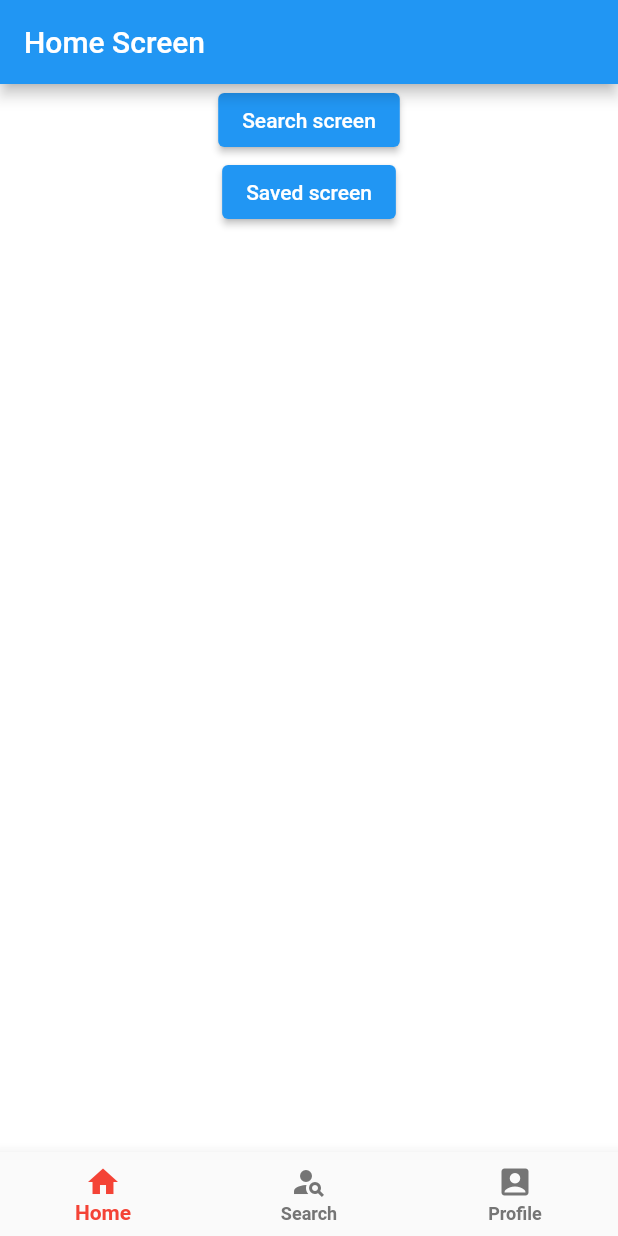
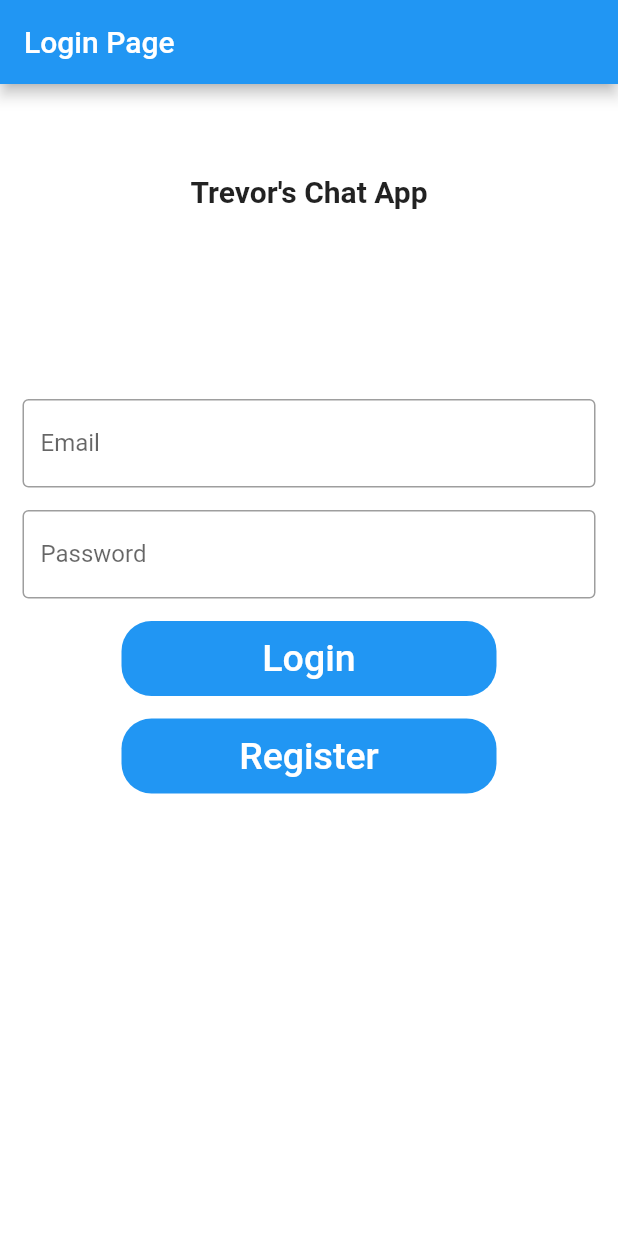
Before and after one commit to ttoth1/movie-recommendation-app, a Flutter app: the screen it shows after launch, on a phone screen of 412 x 824 dp. Run offline on Flutter 3.47's test engine with Material 2 defaults, Android fonts, the phone set to English and light mode, and no system bars; our stand-ins replace cloud_firestore, firebase_auth, firebase_core; accounts and stored records are empty.

Commit message:
Navbar works across screens. Login and logout functionality added

```diff
--- a/lib/main.dart
+++ b/lib/main.dart
@@ -1,9 +1,17 @@
+import 'package:firebase_core/firebase_core.dart';
 import 'package:flutter/material.dart';
 import 'package:movie_recommendation_app/screens/home_page.dart';
+import 'package:movie_recommendation_app/screens/login_page.dart';
+import 'package:movie_recommendation_app/screens/register_page.dart';
 import 'package:movie_recommendation_app/screens/saved_page.dart';
 import 'package:movie_recommendation_app/screens/search_page.dart';
+import 'package:movie_recommendation_app/services/auth_service.dart';
+import 'package:movie_recommendation_app/wrapper.dart';
+import 'package:provider/provider.dart';
 
-void main() {
+void main() async {
+  WidgetsFlutterBinding.ensureInitialized();
+  await Firebase.initializeApp();
   runApp(const MyApp());
 }
 
@@ -13,7 +21,13 @@ class MyApp extends StatelessWidget {
   // This widget is the root of your application.
   @override
   Widget build(BuildContext context) {
-    return MaterialApp(
+    return MultiProvider(
+      providers: [
+        Provider<AuthService>(
+          create: (_) => AuthService(),
+        ),
+      ],
+      child: MaterialApp(
         title: 'Movie Recommendation App',
         theme: ThemeData(
           primarySwatch: Colors.blue,
@@ -21,10 +35,11 @@ class MyApp extends StatelessWidget {
         debugShowCheckedModeBanner: false,
         initialRoute: '/',
         routes: {
-        '/': (context) => const HomePage(),
-        '/search': (context) => const SearchPage(),
-        '/saved': (context) => const SavedPage(),
+          '/': (context) => Wrapper(),
+          '/login': (context) => LoginPage(),
+          '/register': (context) => RegisterPage(),
         },
+      ),
     );
   }
 }
--- /dev/null
+++ b/lib/models/user_model.dart
@@ -0,0 +1,6 @@
+class User {
+  final String uid;
+  final String? email;
+
+  User(this.uid, this.email);
+}
--- /dev/null
+++ b/lib/screens/login_page.dart
@@ -0,0 +1,113 @@
+import 'package:flutter/material.dart';
+import 'package:movie_recommendation_app/screens/register_page.dart';
+import 'package:movie_recommendation_app/services/auth_service.dart';
+import 'package:provider/provider.dart';
+
+class LoginPage extends StatefulWidget {
+  @override
+  _LoginPageState createState() => _LoginPageState();
+}
+
+class _LoginPageState extends State<LoginPage> {
+  @override
+  Widget build(BuildContext context) {
+    final TextEditingController emailController = TextEditingController();
+    final TextEditingController passwordController = TextEditingController();
+
+    final authService = Provider.of<AuthService>(context);
+
+    return Scaffold(
+      backgroundColor: Colors.white,
+      appBar: AppBar(
+        title: Text("Login Page"),
+      ),
+      body: SingleChildScrollView(
+        child: Column(
+          children: <Widget>[
+            Padding(
+              padding: const EdgeInsets.only(top: 60.0),
+              child: Center(
+                child: Container(
+                    width: 200,
+                    height: 150,
+                    /*decoration: BoxDecoration(
+                        color: Colors.red,
+                        borderRadius: BorderRadius.circular(50.0)),*/
+                    child: Text(
+                      'Trevor\'s Chat App',
+                      textAlign: TextAlign.center,
+                      overflow: TextOverflow.ellipsis,
+                      style: const TextStyle(
+                          fontWeight: FontWeight.bold, fontSize: 20),
+                    )),
+              ),
+            ),
+            Padding(
+              //padding: const EdgeInsets.only(left:15.0,right: 15.0,top:0,bottom: 0),
+              padding: EdgeInsets.symmetric(horizontal: 15),
+              child: TextField(
+                controller: emailController,
+                decoration: InputDecoration(
+                    border: OutlineInputBorder(),
+                    labelText: 'Email',
+                    hintText: 'Enter valid email id as abc@gmail.com'),
+              ),
+            ),
+            Padding(
+              padding: const EdgeInsets.only(
+                  left: 15.0, right: 15.0, top: 15, bottom: 15),
+              //padding: EdgeInsets.symmetric(horizontal: 15),
+              child: TextField(
+                obscureText: true,
+                controller: passwordController,
+                decoration: InputDecoration(
+                    border: OutlineInputBorder(),
+                    labelText: 'Password',
+                    hintText: 'Enter secure password'),
+              ),
+            ),
+            Container(
+              height: 50,
+              width: 250,
+              decoration: BoxDecoration(
+                  color: Colors.blue, borderRadius: BorderRadius.circular(20)),
+              child: FlatButton(
+                onPressed: () {
+                  //TODO check authentication here before user login
+                  authService.signInWithEmailAndPassword(
+                      emailController.text, passwordController.text);
+                  // Navigator.push(
+                  //     context, MaterialPageRoute(builder: (_) => HomePage()));
+                },
+                child: Text(
+                  'Login',
+                  style: TextStyle(color: Colors.white, fontSize: 25),
+                ),
+              ),
+            ),
+            Padding(
+                padding: const EdgeInsets.only(
+                    left: 15.0, right: 15.0, top: 15, bottom: 0)),
+            Container(
+              height: 50,
+              width: 250,
+              decoration: BoxDecoration(
+                  color: Colors.blue, borderRadius: BorderRadius.circular(20)),
+              child: FlatButton(
+                onPressed: () {
+                  //TODO check authentication here before user login
+                  Navigator.push(context,
+                      MaterialPageRoute(builder: (_) => RegisterPage()));
+                },
+                child: Text(
+                  'Register',
+                  style: TextStyle(color: Colors.white, fontSize: 25),
+                ),
+              ),
+            ),
+          ],
+        ),
+      ),
+    );
+  }
+}
--- /dev/null
+++ b/lib/services/auth_service.dart
@@ -0,0 +1,39 @@
+import 'package:firebase_auth/firebase_auth.dart' as auth;
+import 'package:movie_recommendation_app/models/user_model.dart';
+
+class AuthService {
+  final auth.FirebaseAuth _firebaseAuth = auth.FirebaseAuth.instance;
+
+  User? _userFromFirebase(auth.User? user) {
+    if (user == null) {
+      return null;
+    }
+    return User(user.uid, user.email);
+  }
+
+  Stream<User?>? get user {
+    return _firebaseAuth.authStateChanges().map(_userFromFirebase);
+  }
+
+  Future<User?> signInWithEmailAndPassword(
+    String email,
+    String password,
+  ) async {
+    final credential = await _firebaseAuth.signInWithEmailAndPassword(
+        email: email, password: password);
+    return _userFromFirebase(credential.user);
+  }
+
+  Future<User?> createUserWithEmailAndPassword(
+    String email,
+    String password,
+  ) async {
+    final credential = await _firebaseAuth.createUserWithEmailAndPassword(
+        email: email, password: password);
+    return _userFromFirebase(credential.user);
+  }
+
+  Future<void> signOut() async {
+    return await _firebaseAuth.signOut();
+  }
+}
--- /dev/null
+++ b/lib/wrapper.dart
@@ -0,0 +1,27 @@
+import 'package:flutter/material.dart';
+import 'package:movie_recommendation_app/screens/home_page.dart';
+import 'package:movie_recommendation_app/screens/login_page.dart';
+import 'package:movie_recommendation_app/services/auth_service.dart';
+import 'package:provider/provider.dart';
+import 'package:movie_recommendation_app/models/user_model.dart';
+
+class Wrapper extends StatelessWidget {
+  @override
+  Widget build(BuildContext context) {
+    final authService = Provider.of<AuthService>(context);
+    return StreamBuilder<User?>(
+        stream: authService.user,
+        builder: (_, AsyncSnapshot<User?> snapshot) {
+          if (snapshot.connectionState == ConnectionState.active) {
+            final User? user = snapshot.data;
+            return user == null ? LoginPage() : HomePage();
+          } else {
+            return Scaffold(
+              body: Center(
+                child: CircularProgressIndicator(),
+              ),
+            );
+          }
+        });
+  }
+}
--- a/pubspec.yaml
+++ b/pubspec.yaml
@@ -34,6 +34,10 @@ dependencies:
   # The following adds the Cupertino Icons font to your application.
   # Use with the CupertinoIcons class for iOS style icons.
   cupertino_icons: ^1.0.2
+  provider: ^6.0.2
+  firebase_auth: ^3.3.15
+  firebase_core: ^1.15.0
+  cloud_firestore: ^3.1.13
 
 dev_dependencies:
   flutter_test:
```
Also changed, not shown: lib/screens/register_page.dart (added, +116 -0 lines), lib/services/database.dart (added, +22 -0 lines), lib/widgets/my_navbar.dart (+11 -0 lines), pubspec.lock, 3 other files. Lines whose indentation alone changed are shown as unchanged.
